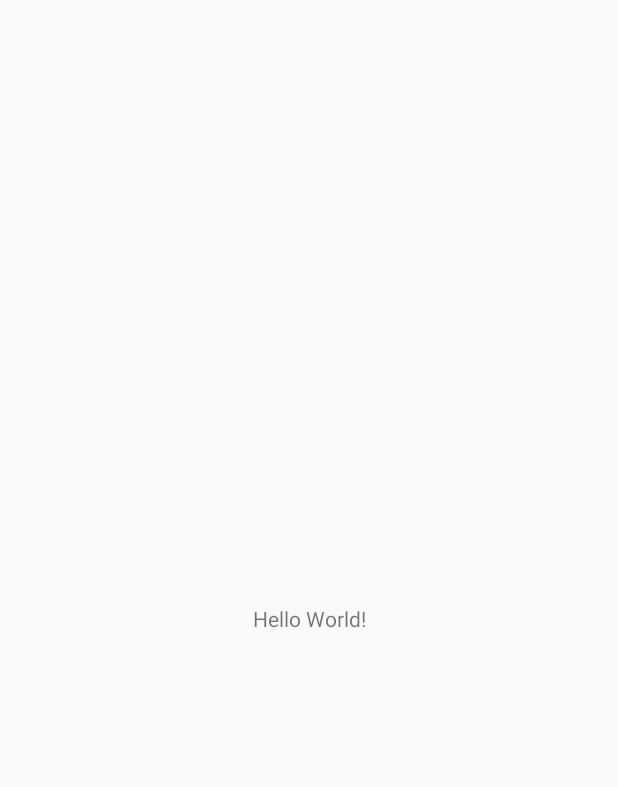
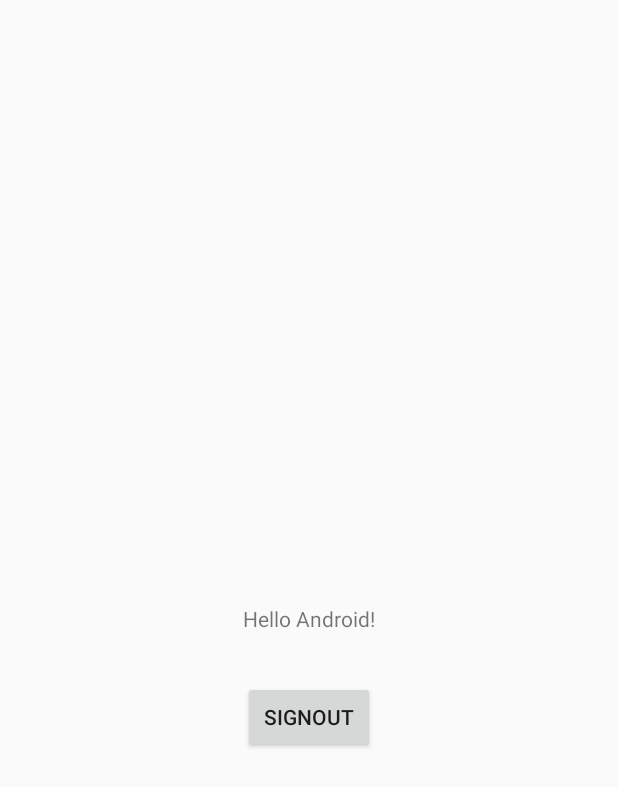
Before and after one commit to Onzo191/simple-mobile-app, an Android app: the MainActivity screen opened directly, with no data from a screen before it, on a phone screen of 412 x 824 dp. Before the commit the part shown is almost empty. Shown: the top 787 px of the screen. Run offline under Robolectric (Android 15) with nearby library versions, the light colour scheme and no system bars; our stand-ins replace Firebase (no records; nobody signed in at launch, a user with empty details on screens opened directly).

Commit message:
feat(auth): implementing Google Sign-In (still fixing freakin' SignIn Cancelled issue)

```diff
--- a/app/build.gradle.kts
+++ b/app/build.gradle.kts
@@ -30,6 +30,9 @@
         sourceCompatibility = JavaVersion.VERSION_1_8
         targetCompatibility = JavaVersion.VERSION_1_8
     }
+    buildFeatures {
+        viewBinding = true
+    }
 }
 
 dependencies {
@@ -38,7 +41,9 @@
     implementation(libs.material)
     implementation(libs.activity)
     implementation(libs.constraintlayout)
+//    implementation(platform(libs.firebase.bom))
     implementation(libs.firebase.auth)
+    implementation(libs.play.services.auth)
     testImplementation(libs.junit)
     androidTestImplementation(libs.ext.junit)
     androidTestImplementation(libs.espresso.core)
--- a/app/src/main/java/com/example/simplemobileapp/MainActivity.java
+++ b/app/src/main/java/com/example/simplemobileapp/MainActivity.java
@@ -1,6 +1,9 @@
 package com.example.simplemobileapp;
 
+import android.content.Intent;
 import android.os.Bundle;
+import android.widget.Button;
+import android.widget.Toast;
 
 import androidx.activity.EdgeToEdge;
 import androidx.appcompat.app.AppCompatActivity;
@@ -8,13 +11,32 @@
 import androidx.core.view.ViewCompat;
 import androidx.core.view.WindowInsetsCompat;
 
+import com.google.firebase.auth.FirebaseAuth;
+
 public class MainActivity extends AppCompatActivity {
+
+    private FirebaseAuth mAuth;
+    private Button btnSignOut;
 
     @Override
     protected void onCreate(Bundle savedInstanceState) {
         super.onCreate(savedInstanceState);
         EdgeToEdge.enable(this);
         setContentView(R.layout.activity_main);
+
+        mAuth = FirebaseAuth.getInstance();
+        btnSignOut = findViewById(R.id.btnSignOut);
+
+        btnSignOut.setOnClickListener(v -> {
+            mAuth.signOut();
+
+            Toast.makeText(MainActivity.this, "Signed out successfully", Toast.LENGTH_SHORT).show();
+
+            Intent intent = new Intent(MainActivity.this, AuthMenu.class);
+            startActivity(intent);
+            finish();
+        });
+
         ViewCompat.setOnApplyWindowInsetsListener(findViewById(R.id.main), (v, insets) -> {
             Insets systemBars = insets.getInsets(WindowInsetsCompat.Type.systemBars());
             v.setPadding(systemBars.left, systemBars.top, systemBars.right, systemBars.bottom);
--- a/app/src/main/res/layout/activity_main.xml
+++ b/app/src/main/res/layout/activity_main.xml
@@ -8,12 +8,23 @@
     tools:context=".MainActivity">
 
     <TextView
+        android:id="@+id/textView"
         android:layout_width="wrap_content"
         android:layout_height="wrap_content"
-        android:text="Hello World!"
+        android:text="Hello Android!"
         app:layout_constraintBottom_toBottomOf="parent"
         app:layout_constraintEnd_toEndOf="parent"
         app:layout_constraintStart_toStartOf="parent"
         app:layout_constraintTop_toTopOf="parent" />
 
+    <Button
+        android:id="@+id/btnSignOut"
+        android:layout_width="wrap_content"
+        android:layout_height="wrap_content"
+        android:layout_marginTop="32dp"
+        android:text="SignOut"
+        app:layout_constraintEnd_toEndOf="parent"
+        app:layout_constraintStart_toStartOf="parent"
+        app:layout_constraintTop_toBottomOf="@+id/textView" />
+
 </androidx.constraintlayout.widget.ConstraintLayout>
--- a/app/src/main/res/values/styles.xml
+++ b/app/src/main/res/values/styles.xml
@@ -7,12 +7,14 @@
         <item name="android:fontFamily">@font/roboto</item>
         <item name="android:textFontWeight" tools:targetApi="p">700</item>
     </style>
+
     <style name="txtRobotoregular16_Black">
         <item name="android:textSize">@dimen/_16dp</item>
         <item name="android:textColor">@color/black</item>
         <item name="android:fontFamily">@font/roboto</item>
         <item name="android:textFontWeight" tools:targetApi="p">400</item>
     </style>
+
     <style name="txtRobotolight16_Black">
         <item name="android:textSize">@dimen/_16dp</item>
         <item name="android:textColor">@color/black</item>
@@ -35,6 +37,7 @@
         <item name="android:textFontWeight" tools:targetApi="p">700</item>
         <item name="android:background">@android:color/transparent</item>
     </style>
+
     <style name="btnGoogleLogin">
         <item name="android:textSize">@dimen/_16dp</item>
         <item name="android:textColor">@color/black</item>
@@ -42,6 +45,7 @@
         <item name="android:textFontWeight" tools:targetApi="p">700</item>
         <item name="android:background">@drawable/rectangle_bg_white</item>
     </style>
+
     <style name="btnNavLoginPage">
         <item name="android:textSize">@dimen/_16dp</item>
         <item name="android:textColor">@color/black</item>
--- a/gradle/libs.versions.toml
+++ b/gradle/libs.versions.toml
@@ -1,5 +1,5 @@
 [versions]
-agp = "8.6.0"
+agp = "8.6.1"
 junit = "4.13.2"
 junitVersion = "1.2.1"
 espressoCore = "3.6.1"
@@ -8,7 +8,9 @@
 activity = "1.9.2"
 constraintlayout = "2.1.4"
 googleGmsGoogleServices = "4.4.2"
+#firebaseBom = "33.3.0"
 firebaseAuth = "23.0.0"
+playServicesAuth = "21.2.0"
 
 [libraries]
 junit = { group = "junit", name = "junit", version.ref = "junit" }
@@ -18,7 +20,9 @@
 material = { group = "com.google.android.material", name = "material", version.ref = "material" }
 activity = { group = "androidx.activity", name = "activity", version.ref = "activity" }
 constraintlayout = { group = "androidx.constraintlayout", name = "constraintlayout", version.ref = "constraintlayout" }
+#firebase-bom = { group = "com.google.firebase", name = "firebase-bom", version.ref = "firebaseBom" }
 firebase-auth = { group = "com.google.firebase", name = "firebase-auth", version.ref = "firebaseAuth" }
+play-services-auth = { group = "com.google.android.gms", name = "play-services-auth", version.ref = "playServicesAuth" }
 
 [plugins]
 android-application = { id = "com.android.application", version.ref = "agp" }
```
Also changed, not shown: app/src/main/AndroidManifest.xml (+12 -13 lines), app/src/main/java/com/example/simplemobileapp/AuthMenu.java (+101 -0 lines), app/src/main/res/layout/activity_auth_menu.xml (+25 -23 lines).
